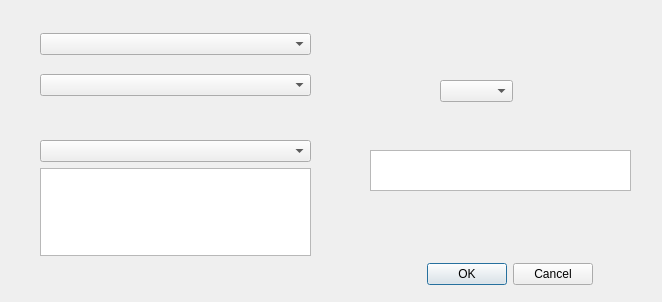
First picture: the form in widget/GUI.ui, repository HiteSit/PyMol_Fitter, before the edit.
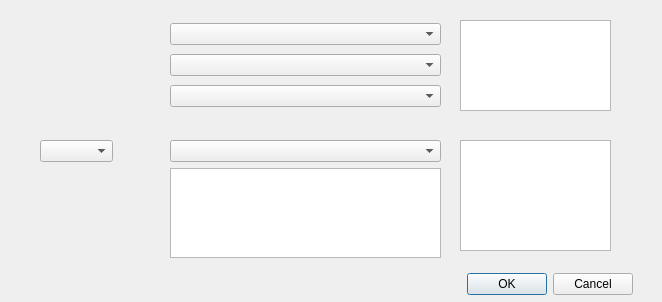
Second picture: the form after the edit.

```diff
--- a/widget/GUI.ui
+++ b/widget/GUI.ui
@@ -16,8 +16,8 @@
   <widget class="QDialogButtonBox" name="buttonBox">
    <property name="geometry">
     <rect>
-     <x>400</x>
-     <y>260</y>
+     <x>440</x>
+     <y>270</y>
      <width>193</width>
      <height>28</height>
     </rect>
@@ -29,7 +29,7 @@
   <widget class="QWidget" name="verticalLayoutWidget">
    <property name="geometry">
     <rect>
-     <x>40</x>
+     <x>170</x>
      <y>20</y>
      <width>271</width>
      <height>91</height>
@@ -42,15 +42,18 @@
     <item>
      <widget class="QComboBox" name="ligand_chooser_1"/>
     </item>
+    <item>
+     <widget class="QComboBox" name="mode_chooser"/>
+    </item>
    </layout>
   </widget>
   <widget class="QWidget" name="verticalLayoutWidget_2">
    <property name="geometry">
     <rect>
-     <x>40</x>
+     <x>170</x>
      <y>140</y>
      <width>271</width>
-     <height>116</height>
+     <height>118</height>
     </rect>
    </property>
    <layout class="QVBoxLayout" name="verticalLayout_2">
@@ -62,23 +65,33 @@
     </item>
    </layout>
   </widget>
-  <widget class="QComboBox" name="mode_chooser">
+  <widget class="QTextEdit" name="output_chooser">
    <property name="geometry">
     <rect>
-     <x>440</x>
-     <y>80</y>
+     <x>460</x>
+     <y>20</y>
+     <width>151</width>
+     <height>91</height>
+    </rect>
+   </property>
+  </widget>
+  <widget class="QComboBox" name="mode_chooser_2">
+   <property name="geometry">
+    <rect>
+     <x>40</x>
+     <y>140</y>
      <width>73</width>
      <height>22</height>
     </rect>
    </property>
   </widget>
-  <widget class="QTextEdit" name="output_chooser">
+  <widget class="QTextEdit" name="output_chooser_2">
    <property name="geometry">
     <rect>
-     <x>370</x>
-     <y>150</y>
-     <width>261</width>
-     <height>41</height>
+     <x>460</x>
+     <y>140</y>
+     <width>151</width>
+     <height>111</height>
     </rect>
    </property>
   </widget>
```
